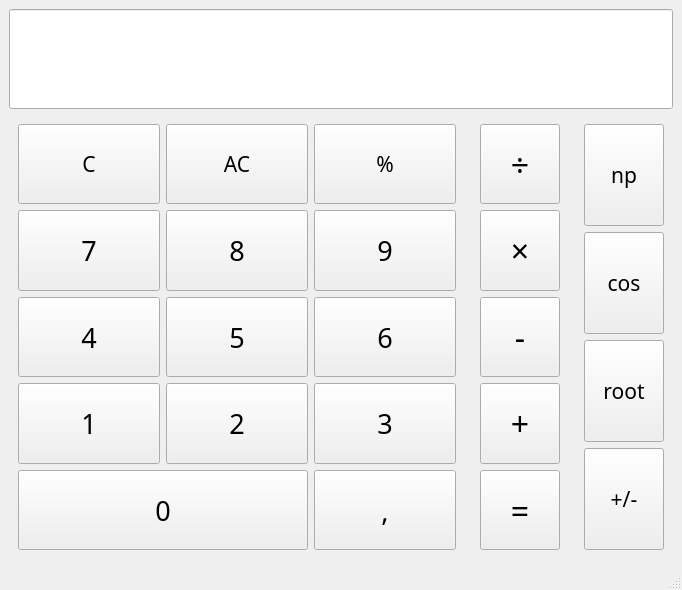
Before: the Qt Designer form mainwindow.ui in wannabedigital/qt-simple-calculator, drawn with Qt 5.
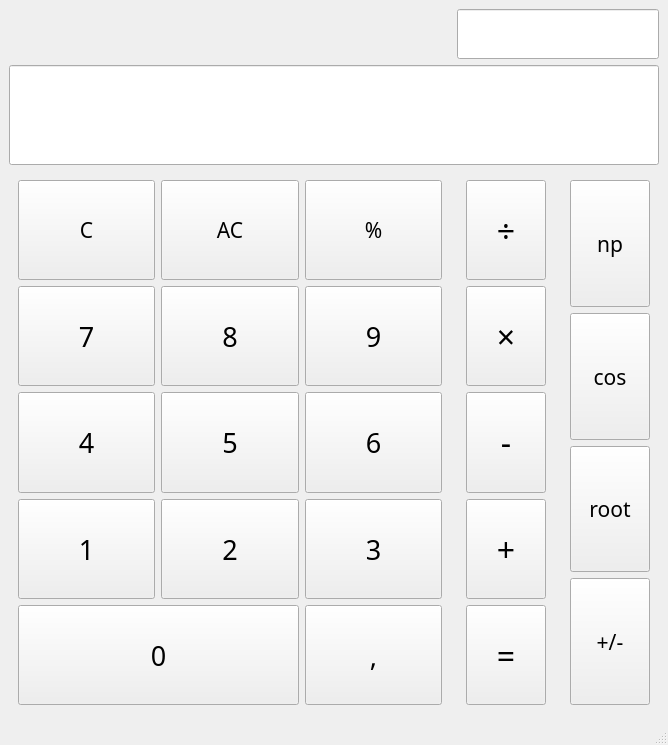
After: the same form once the commit is applied.

Commit message: feat(ui): add expression line

```diff
--- a/mainwindow.ui
+++ b/mainwindow.ui
@@ -6,8 +6,8 @@
    <rect>
     <x>0</x>
     <y>0</y>
-    <width>682</width>
-    <height>590</height>
+    <width>668</width>
+    <height>745</height>
    </rect>
   </property>
   <property name="windowTitle">
@@ -15,9 +15,9 @@
   </property>
   <widget class="QWidget" name="centralwidget">
    <layout class="QGridLayout" name="gridLayout_5">
-    <item row="0" column="0">
+    <item row="1" column="0">
      <layout class="QGridLayout" name="gridLayout">
-      <item row="1" column="1">
+      <item row="5" column="1">
        <widget class="QWidget" name="widget_2" native="true">
         <property name="sizePolicy">
          <sizepolicy hsizetype="Minimum" vsizetype="Expanding">
@@ -156,10 +156,10 @@
         </layout>
        </widget>
       </item>
-      <item row="1" column="2">
-       <widget class="QWidget" name="widget_3" native="true">
+      <item row="1" column="0" rowspan="2" colspan="3">
+       <widget class="QLineEdit" name="calculatorLine">
         <property name="sizePolicy">
-         <sizepolicy hsizetype="Minimum" vsizetype="Expanding">
+         <sizepolicy hsizetype="Expanding" vsizetype="Maximum">
           <horstretch>0</horstretch>
           <verstretch>0</verstretch>
          </sizepolicy>
@@ -167,106 +167,24 @@
         <property name="minimumSize">
          <size>
           <width>0</width>
-          <height>0</height>
+          <height>100</height>
          </size>
         </property>
-        <layout class="QGridLayout" name="gridLayout_4">
-         <item row="0" column="0">
-          <widget class="QPushButton" name="actionButton_np">
-           <property name="sizePolicy">
-            <sizepolicy hsizetype="Preferred" vsizetype="Expanding">
-             <horstretch>0</horstretch>
-             <verstretch>0</verstretch>
-            </sizepolicy>
-           </property>
-           <property name="font">
-            <font>
-             <family>JetBrains Mono</family>
-             <pointsize>16</pointsize>
-             <italic>false</italic>
-            </font>
-           </property>
-           <property name="cursor">
-            <cursorShape>PointingHandCursor</cursorShape>
-           </property>
-           <property name="text">
-            <string>np</string>
-           </property>
-          </widget>
-         </item>
-         <item row="2" column="0">
-          <widget class="QPushButton" name="actionButton_nRoot">
-           <property name="sizePolicy">
-            <sizepolicy hsizetype="Preferred" vsizetype="Expanding">
-             <horstretch>0</horstretch>
-             <verstretch>0</verstretch>
-            </sizepolicy>
-           </property>
-           <property name="font">
-            <font>
-             <family>JetBrains Mono</family>
-             <pointsize>16</pointsize>
-             <italic>false</italic>
-            </font>
-           </property>
-           <property name="cursor">
-            <cursorShape>PointingHandCursor</cursorShape>
-           </property>
-           <property name="text">
-            <string>root</string>
-           </property>
-          </widget>
-         </item>
-         <item row="1" column="0">
-          <widget class="QPushButton" name="actionButton_cos">
-           <property name="sizePolicy">
-            <sizepolicy hsizetype="Preferred" vsizetype="Expanding">
-             <horstretch>0</horstretch>
-             <verstretch>0</verstretch>
-            </sizepolicy>
-           </property>
-           <property name="font">
-            <font>
-             <family>JetBrains Mono</family>
-             <pointsize>16</pointsize>
-             <italic>false</italic>
-            </font>
-           </property>
-           <property name="cursor">
-            <cursorShape>PointingHandCursor</cursorShape>
-           </property>
-           <property name="text">
-            <string>cos</string>
-           </property>
-          </widget>
-         </item>
-         <item row="3" column="0">
-          <widget class="QPushButton" name="actionButton_negate">
-           <property name="sizePolicy">
-            <sizepolicy hsizetype="Preferred" vsizetype="Expanding">
-             <horstretch>0</horstretch>
-             <verstretch>0</verstretch>
-            </sizepolicy>
-           </property>
-           <property name="font">
-            <font>
-             <family>JetBrains Mono</family>
-             <pointsize>16</pointsize>
-             <italic>false</italic>
-            </font>
-           </property>
-           <property name="cursor">
-            <cursorShape>PointingHandCursor</cursorShape>
-           </property>
-           <property name="text">
-            <string>+/-</string>
-           </property>
-          </widget>
-         </item>
-        </layout>
+        <property name="font">
+         <font>
+          <family>JetBrains Mono</family>
+          <pointsize>20</pointsize>
+         </font>
+        </property>
+        <property name="alignment">
+         <set>Qt::AlignmentFlag::AlignRight|Qt::AlignmentFlag::AlignTrailing|Qt::AlignmentFlag::AlignVCenter</set>
+        </property>
+        <property name="readOnly">
+         <bool>true</bool>
+        </property>
        </widget>
       </item>
-      <item row="1" column="0">
+      <item row="5" column="0">
        <widget class="QWidget" name="widget" native="true">
         <property name="sizePolicy">
          <sizepolicy hsizetype="Expanding" vsizetype="Expanding">
@@ -276,7 +194,7 @@
         </property>
         <layout class="QGridLayout" name="gridLayout_3">
          <item row="3" column="1">
-          <widget class="QPushButton" name="numButton_5">
+          <widget class="QPushButton" name="numButton_8">
            <property name="sizePolicy">
             <sizepolicy hsizetype="Expanding" vsizetype="Expanding">
              <horstretch>0</horstretch>
@@ -294,14 +212,40 @@
             <cursorShape>PointingHandCursor</cursorShape>
            </property>
            <property name="text">
-            <string>5</string>
+            <string>8</string>
            </property>
            <property name="digit" stdset="0">
             <string>5</string>
            </property>
           </widget>
          </item>
-         <item row="2" column="2">
+         <item row="4" column="0">
+          <widget class="QPushButton" name="numButton_4">
+           <property name="sizePolicy">
+            <sizepolicy hsizetype="Expanding" vsizetype="Expanding">
+             <horstretch>0</horstretch>
+             <verstretch>0</verstretch>
+            </sizepolicy>
+           </property>
+           <property name="font">
+            <font>
+             <family>JetBrains Mono</family>
+             <pointsize>20</pointsize>
+             <italic>false</italic>
+            </font>
+           </property>
+           <property name="cursor">
+            <cursorShape>PointingHandCursor</cursorShape>
+           </property>
+           <property name="text">
+            <string>4</string>
+           </property>
+           <property name="digit" stdset="0">
+            <string>4</string>
+           </property>
+          </widget>
+         </item>
+         <item row="3" column="2">
           <widget class="QPushButton" name="numButton_9">
            <property name="sizePolicy">
             <sizepolicy hsizetype="Expanding" vsizetype="Expanding">
@@ -327,33 +271,7 @@
            </property>
           </widget>
          </item>
-         <item row="2" column="0">
-          <widget class="QPushButton" name="numButton_7">
-           <property name="sizePolicy">
-            <sizepolicy hsizetype="Expanding" vsizetype="Expanding">
-             <horstretch>0</horstretch>
-             <verstretch>0</verstretch>
-            </sizepolicy>
-           </property>
-           <property name="font">
-            <font>
-             <family>JetBrains Mono</family>
-             <pointsize>20</pointsize>
-             <italic>false</italic>
-            </font>
-           </property>
-           <property name="cursor">
-            <cursorShape>PointingHandCursor</cursorShape>
-           </property>
-           <property name="text">
-            <string>7</string>
-           </property>
-           <property name="digit" stdset="0">
-            <string>7</string>
-           </property>
-          </widget>
-         </item>
-         <item row="4" column="0">
+         <item row="5" column="0">
           <widget class="QPushButton" name="numButton_1">
            <property name="sizePolicy">
             <sizepolicy hsizetype="Expanding" vsizetype="Expanding">
@@ -379,8 +297,109 @@
            </property>
           </widget>
          </item>
+         <item row="4" column="1">
+          <widget class="QPushButton" name="numButton_5">
+           <property name="sizePolicy">
+            <sizepolicy hsizetype="Expanding" vsizetype="Expanding">
+             <horstretch>0</horstretch>
+             <verstretch>0</verstretch>
+            </sizepolicy>
+           </property>
+           <property name="font">
+            <font>
+             <family>JetBrains Mono</family>
+             <pointsize>20</pointsize>
+             <italic>false</italic>
+            </font>
+           </property>
+           <property name="cursor">
+            <cursorShape>PointingHandCursor</cursorShape>
+           </property>
+           <property name="text">
+            <string>5</string>
+           </property>
+           <property name="digit" stdset="0">
+            <string>5</string>
+           </property>
+          </widget>
+         </item>
+         <item row="7" column="2">
+          <widget class="QPushButton" name="actionButton_comma">
+           <property name="sizePolicy">
+            <sizepolicy hsizetype="Expanding" vsizetype="Expanding">
+             <horstretch>0</horstretch>
+             <verstretch>0</verstretch>
+            </sizepolicy>
+           </property>
+           <property name="font">
+            <font>
+             <family>JetBrains Mono</family>
+             <pointsize>20</pointsize>
+             <italic>false</italic>
+            </font>
+           </property>
+           <property name="cursor">
+            <cursorShape>PointingHandCursor</cursorShape>
+           </property>
+           <property name="text">
+            <string>,</string>
+           </property>
+          </widget>
+         </item>
+         <item row="5" column="2">
+          <widget class="QPushButton" name="numButton_3">
+           <property name="sizePolicy">
+            <sizepolicy hsizetype="Expanding" vsizetype="Expanding">
+             <horstretch>0</horstretch>
+             <verstretch>0</verstretch>
+            </sizepolicy>
+           </property>
+           <property name="font">
+            <font>
+             <family>JetBrains Mono</family>
+             <pointsize>20</pointsize>
+             <italic>false</italic>
+            </font>
+           </property>
+           <property name="cursor">
+            <cursorShape>PointingHandCursor</cursorShape>
+           </property>
+           <property name="text">
+            <string>3</string>
+           </property>
+           <property name="digit" stdset="0">
+            <string>3</string>
+           </property>
+          </widget>
+         </item>
+         <item row="5" column="1">
+          <widget class="QPushButton" name="numButton_2">
+           <property name="sizePolicy">
+            <sizepolicy hsizetype="Expanding" vsizetype="Expanding">
+             <horstretch>0</horstretch>
+             <verstretch>0</verstretch>
+            </sizepolicy>
+           </property>
+           <property name="font">
+            <font>
+             <family>JetBrains Mono</family>
+             <pointsize>20</pointsize>
+             <italic>false</italic>
+            </font>
+           </property>
+           <property name="cursor">
+            <cursorShape>PointingHandCursor</cursorShape>
+           </property>
+           <property name="text">
+            <string>2</string>
+           </property>
+           <property name="digit" stdset="0">
+            <string>2</string>
+           </property>
+          </widget>
+         </item>
          <item row="3" column="0">
-          <widget class="QPushButton" name="numButton_4">
+          <widget class="QPushButton" name="numButton_7">
            <property name="sizePolicy">
             <sizepolicy hsizetype="Expanding" vsizetype="Expanding">
              <horstretch>0</horstretch>
@@ -398,37 +417,14 @@
             <cursorShape>PointingHandCursor</cursorShape>
            </property>
            <property name="text">
-            <string>4</string>
+            <string>7</string>
            </property>
            <property name="digit" stdset="0">
             <string>4</string>
            </property>
           </widget>
          </item>
-         <item row="0" column="0">
-          <widget class="QPushButton" name="actionButton_clear">
-           <property name="sizePolicy">
-            <sizepolicy hsizetype="Expanding" vsizetype="Expanding">
-             <horstretch>0</horstretch>
-             <verstretch>0</verstretch>
-            </sizepolicy>
-           </property>
-           <property name="font">
-            <font>
-             <family>JetBrains Mono</family>
-             <pointsize>16</pointsize>
-             <italic>false</italic>
-            </font>
-           </property>
-           <property name="cursor">
-            <cursorShape>PointingHandCursor</cursorShape>
-           </property>
-           <property name="text">
-            <string>C</string>
-           </property>
-          </widget>
-         </item>
-         <item row="6" column="0" colspan="2">
+         <item row="7" column="0" colspan="2">
           <widget class="QPushButton" name="numButton_0">
            <property name="sizePolicy">
             <sizepolicy hsizetype="Expanding" vsizetype="Expanding">
@@ -454,33 +450,7 @@
            </property>
           </widget>
          </item>
-         <item row="3" column="2">
-          <widget class="QPushButton" name="numButton_6">
-           <property name="sizePolicy">
-            <sizepolicy hsizetype="Expanding" vsizetype="Expanding">
-             <horstretch>0</horstretch>
-             <verstretch>0</verstretch>
-            </sizepolicy>
-           </property>
-           <property name="font">
-            <font>
-             <family>JetBrains Mono</family>
-             <pointsize>20</pointsize>
-             <italic>false</italic>
-            </font>
-           </property>
-           <property name="cursor">
-            <cursorShape>PointingHandCursor</cursorShape>
-           </property>
-           <property name="text">
-            <string>6</string>
-           </property>
-           <property name="digit" stdset="0">
-            <string>6</string>
-           </property>
-          </widget>
-         </item>
-         <item row="0" column="2">
+         <item row="1" column="2">
           <widget class="QPushButton" name="actionButton_percent">
            <property name="sizePolicy">
             <sizepolicy hsizetype="Expanding" vsizetype="Expanding">
@@ -503,8 +473,31 @@
            </property>
           </widget>
          </item>
+         <item row="1" column="0">
+          <widget class="QPushButton" name="actionButton_clear">
+           <property name="sizePolicy">
+            <sizepolicy hsizetype="Expanding" vsizetype="Expanding">
+             <horstretch>0</horstretch>
+             <verstretch>0</verstretch>
+            </sizepolicy>
+           </property>
+           <property name="font">
+            <font>
+             <family>JetBrains Mono</family>
+             <pointsize>16</pointsize>
+             <italic>false</italic>
+            </font>
+           </property>
+           <property name="cursor">
+            <cursorShape>PointingHandCursor</cursorShape>
+           </property>
+           <property name="text">
+            <string>C</string>
+           </property>
+          </widget>
+         </item>
          <item row="4" column="2">
-          <widget class="QPushButton" name="numButton_3">
+          <widget class="QPushButton" name="numButton_6">
            <property name="sizePolicy">
             <sizepolicy hsizetype="Expanding" vsizetype="Expanding">
              <horstretch>0</horstretch>
@@ -522,66 +515,14 @@
             <cursorShape>PointingHandCursor</cursorShape>
            </property>
            <property name="text">
-            <string>3</string>
+            <string>6</string>
            </property>
            <property name="digit" stdset="0">
             <string>3</string>
            </property>
           </widget>
          </item>
-         <item row="4" column="1">
-          <widget class="QPushButton" name="numButton_2">
-           <property name="sizePolicy">
-            <sizepolicy hsizetype="Expanding" vsizetype="Expanding">
-             <horstretch>0</horstretch>
-             <verstretch>0</verstretch>
-            </sizepolicy>
-           </property>
-           <property name="font">
-            <font>
-             <family>JetBrains Mono</family>
-             <pointsize>20</pointsize>
-             <italic>false</italic>
-            </font>
-           </property>
-           <property name="cursor">
-            <cursorShape>PointingHandCursor</cursorShape>
-           </property>
-           <property name="text">
-            <string>2</string>
-           </property>
-           <property name="digit" stdset="0">
-            <string>2</string>
-           </property>
-          </widget>
-         </item>
-         <item row="2" column="1">
-          <widget class="QPushButton" name="numButton_8">
-           <property name="sizePolicy">
-            <sizepolicy hsizetype="Expanding" vsizetype="Expanding">
-             <horstretch>0</horstretch>
-             <verstretch>0</verstretch>
-            </sizepolicy>
-           </property>
-           <property name="font">
-            <font>
-             <family>JetBrains Mono</family>
-             <pointsize>20</pointsize>
-             <italic>false</italic>
-            </font>
-           </property>
-           <property name="cursor">
-            <cursorShape>PointingHandCursor</cursorShape>
-           </property>
-           <property name="text">
-            <string>8</string>
-           </property>
-           <property name="digit" stdset="0">
-            <string>8</string>
-           </property>
-          </widget>
-         </item>
-         <item row="0" column="1">
+         <item row="1" column="1">
           <widget class="QPushButton" name="actionButton_allClear">
            <property name="sizePolicy">
             <sizepolicy hsizetype="Expanding" vsizetype="Expanding">
@@ -604,10 +545,28 @@
            </property>
           </widget>
          </item>
-         <item row="6" column="2">
-          <widget class="QPushButton" name="actionButton_comma">
+        </layout>
+       </widget>
+      </item>
+      <item row="5" column="2">
+       <widget class="QWidget" name="widget_3" native="true">
+        <property name="sizePolicy">
+         <sizepolicy hsizetype="Minimum" vsizetype="Expanding">
+          <horstretch>0</horstretch>
+          <verstretch>0</verstretch>
+         </sizepolicy>
+        </property>
+        <property name="minimumSize">
+         <size>
+          <width>0</width>
+          <height>0</height>
+         </size>
+        </property>
+        <layout class="QGridLayout" name="gridLayout_4">
+         <item row="0" column="0">
+          <widget class="QPushButton" name="actionButton_np">
            <property name="sizePolicy">
-            <sizepolicy hsizetype="Expanding" vsizetype="Expanding">
+            <sizepolicy hsizetype="Preferred" vsizetype="Expanding">
              <horstretch>0</horstretch>
              <verstretch>0</verstretch>
             </sizepolicy>
@@ -615,7 +574,7 @@
            <property name="font">
             <font>
              <family>JetBrains Mono</family>
-             <pointsize>20</pointsize>
+             <pointsize>16</pointsize>
              <italic>false</italic>
             </font>
            </property>
@@ -623,17 +582,86 @@
             <cursorShape>PointingHandCursor</cursorShape>
            </property>
            <property name="text">
-            <string>,</string>
+            <string>np</string>
            </property>
           </widget>
          </item>
+         <item row="2" column="0">
+          <widget class="QPushButton" name="actionButton_nRoot">
+           <property name="sizePolicy">
+            <sizepolicy hsizetype="Preferred" vsizetype="Expanding">
+             <horstretch>0</horstretch>
+             <verstretch>0</verstretch>
+            </sizepolicy>
+           </property>
+           <property name="font">
+            <font>
+             <family>JetBrains Mono</family>
+             <pointsize>16</pointsize>
+             <italic>false</italic>
+            </font>
+           </property>
+           <property name="cursor">
+            <cursorShape>PointingHandCursor</cursorShape>
+           </property>
+           <property name="text">
+            <string>root</string>
+           </property>
+          </widget>
+         </item>
+         <item row="1" column="0">
+          <widget class="QPushButton" name="actionButton_cos">
+           <property name="sizePolicy">
+            <sizepolicy hsizetype="Preferred" vsizetype="Expanding">
+             <horstretch>0</horstretch>
+             <verstretch>0</verstretch>
+            </sizepolicy>
+           </property>
+           <property name="font">
+            <font>
+             <family>JetBrains Mono</family>
+             <pointsize>16</pointsize>
+             <italic>false</italic>
+            </font>
+           </property>
+           <property name="cursor">
+            <cursorShape>PointingHandCursor</cursorShape>
+           </property>
+           <property name="text">
+            <string>cos</string>
+           </property>
+          </widget>
+         </item>
+         <item row="3" column="0">
+          <widget class="QPushButton" name="actionButton_negate">
+           <property name="sizePolicy">
+            <sizepolicy hsizetype="Preferred" vsizetype="Expanding">
+             <horstretch>0</horstretch>
+             <verstretch>0</verstretch>
+            </sizepolicy>
+           </property>
+           <property name="font">
+            <font>
+             <family>JetBrains Mono</family>
+             <pointsize>16</pointsize>
+             <italic>false</italic>
+            </font>
+           </property>
+           <property name="cursor">
+            <cursorShape>PointingHandCursor</cursorShape>
+           </property>
+           <property name="text">
+            <string>+/-</string>
+           </property>
+          </widget>
+         </item>
         </layout>
        </widget>
       </item>
-      <item row="0" column="0" colspan="3">
-       <widget class="QLineEdit" name="calculatorLine">
+      <item row="0" column="1" colspan="2">
+       <widget class="QLineEdit" name="displayExpressionLine">
         <property name="sizePolicy">
-         <sizepolicy hsizetype="Expanding" vsizetype="Maximum">
+         <sizepolicy hsizetype="Ignored" vsizetype="Minimum">
           <horstretch>0</horstretch>
           <verstretch>0</verstretch>
          </sizepolicy>
@@ -641,13 +669,14 @@
         <property name="minimumSize">
          <size>
           <width>0</width>
-          <height>100</height>
+          <height>50</height>
          </size>
         </property>
         <property name="font">
          <font>
           <family>JetBrains Mono</family>
-          <pointsize>20</pointsize>
+          <pointsize>12</pointsize>
+          <italic>false</italic>
          </font>
         </property>
         <property name="alignment">
```
Left out of the diff: 6 changed lines with no effect on the pictures. The commit also changes 1 other file.
